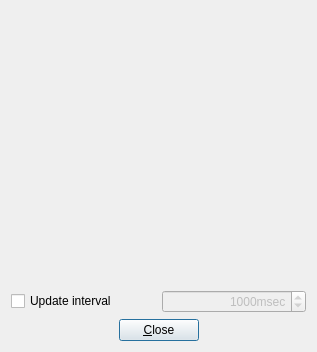
Before: the Qt Designer form Client/qtTeamTalk/serverstats.ui in BearWare/TeamTalk5, drawn with Qt 5.
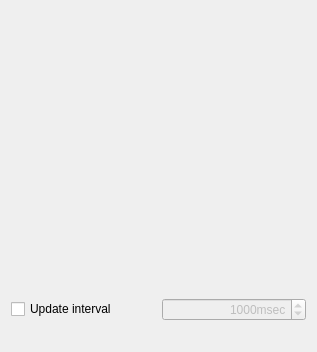
After: the same form once the commit is applied.

Commit message: Remove "Close" button from "Server Statistics" dialog

```diff
--- a/Client/qtTeamTalk/serverstats.ui
+++ b/Client/qtTeamTalk/serverstats.ui
@@ -172,13 +172,6 @@
        </property>
       </spacer>
      </item>
-     <item>
-      <widget class="QPushButton" name="closeBtn">
-       <property name="text">
-        <string>&amp;Close</string>
-       </property>
-      </widget>
-     </item>
      <item>
       <spacer name="horizontalSpacer_2">
        <property name="orientation">
```
The commit also changes 1 other file.
